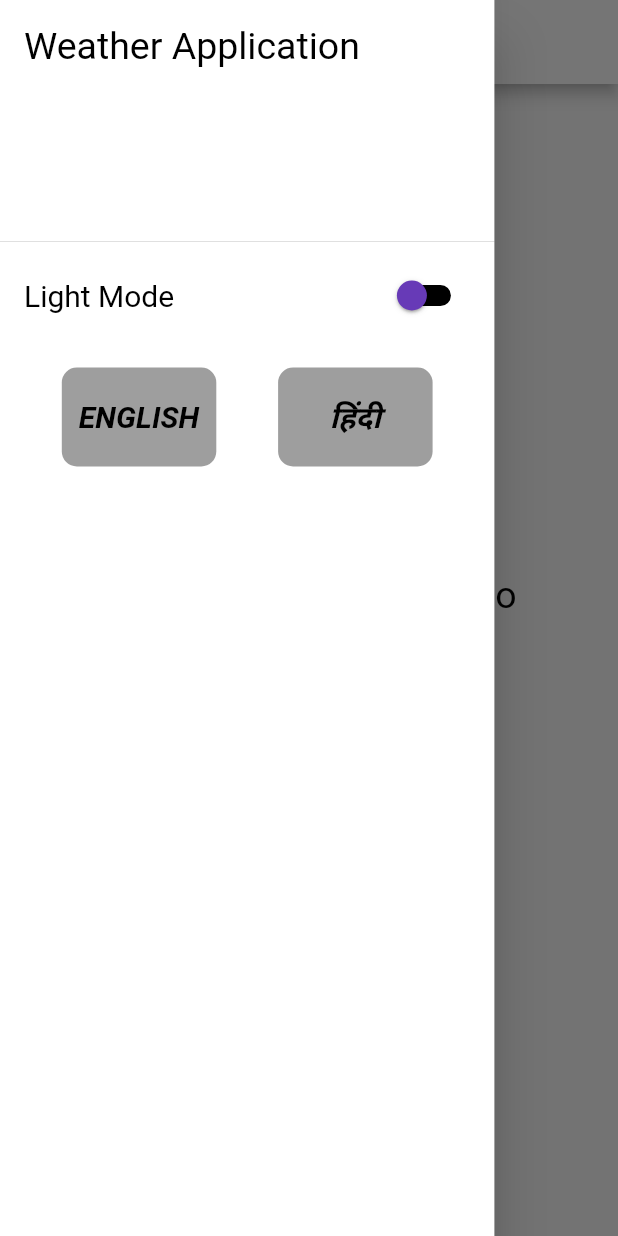
After one commit to Mohitkoley/weather_provider, a Flutter app: the screen it shows after launch, in the side drawer, after a tap on "Refresh", on a phone screen of 412 x 824 dp. The commit adds this screen. Run offline on Flutter 3.47's test engine with Material 2 defaults, Android fonts, the phone set to English and light mode, and no system bars; our stand-ins replace shared_preferences; generated files the repository leaves out were written again; network calls fail.

Commit message:
final changes

```diff
--- a/lib/model/weather_model.dart
+++ b/lib/model/weather_model.dart
@@ -71,7 +71,7 @@ class Current {
   int windDeg;
   List<Weather> weather;
   double? windGust;
-  int? pop;
+  double? pop;
 
   Current({
     required this.dt,
@@ -109,7 +109,7 @@ class Current {
         weather:
             List<Weather>.from(json["weather"].map((x) => Weather.fromJson(x))),
         windGust: json["wind_gust"]?.toDouble(),
-        pop: json["pop"],
+        pop: json["pop"]?.toDouble(),
       );
 
   Map<String, dynamic> toJson() => {
--- a/lib/routes/generated_routes.dart
+++ b/lib/routes/generated_routes.dart
@@ -1,6 +1,5 @@
 import 'package:flutter/material.dart';
 import 'package:weather_app/routes/route_names.dart';
-import 'package:weather_app/view/screens/home_screen.dart';
 import 'package:weather_app/view/screens/weather_screen.dart';
 
 class GeneratedRoutes {
--- a/lib/routes/route_names.dart
+++ b/lib/routes/route_names.dart
@@ -1,4 +1,3 @@
 class RouteNames {
-  static const String homeScreen = 'homeScreen';
   static const String weatherScreen = 'weatherScreen';
 }
--- /dev/null
+++ b/lib/shared/widgets/drawer/drawer_widget.dart
@@ -0,0 +1,90 @@
+import 'package:flutter/material.dart';
+import 'package:provider/provider.dart';
+import 'package:weather_app/utils/utils.dart';
+import 'package:weather_app/view_model/theme/theme_view_model.dart';
+import 'package:flutter_gen/gen_l10n/app_localizations.dart';
+
+class DrawerWidget extends StatelessWidget {
+  const DrawerWidget({
+    super.key,
+  });
+
+  @override
+  Widget build(BuildContext context) {
+    return Consumer<ThemeViewModel>(builder: (context, themeViewModel, _) {
+      return Drawer(
+        width: context.w * 0.8,
+        child: ListView(
+          padding: const EdgeInsets.all(0),
+          children: [
+            DrawerHeader(
+              child: Text(AppLocalizations.of(context)!.weather_application,
+                  style: context.bodyMedium),
+            ),
+            SwitchListTile.adaptive(
+              value: themeViewModel.isDark,
+              onChanged: themeViewModel.toggleTheme,
+              title: Text(
+                  themeViewModel.isDark
+                      ? AppLocalizations.of(context)!.dark_mode
+                      : AppLocalizations.of(context)!.light_mode,
+                  style: context.bodySmall),
+            ),
+            Container(
+              //color: Colors.indigo,
+              height: context.h * 0.08,
+              margin: const EdgeInsets.only(top: 20),
+              child: Row(
+                mainAxisAlignment: MainAxisAlignment.spaceEvenly,
+                children: [
+                  GestureDetector(
+                    onTap: () {
+                      themeViewModel.changeLocale(context, "en");
+                    },
+                    child: Container(
+                      width: context.w * 0.25,
+                      decoration: BoxDecoration(
+                        color: themeViewModel.isDark
+                            ? Colors.deepPurple.withOpacity(0.4)
+                            : Colors.grey,
+                        borderRadius: BorderRadius.circular(10),
+                      ),
+                      alignment: Alignment.center,
+                      child: Text(
+                        "ENGLISH",
+                        style: context.bodySmall.copyWith(
+                            fontWeight: FontWeight.bold,
+                            fontStyle: FontStyle.italic),
+                      ),
+                    ),
+                  ),
+                  GestureDetector(
+                    onTap: () {
+                      themeViewModel.changeLocale(context, "hi");
+                    },
+                    child: Container(
+                      width: context.w * 0.25,
+                      decoration: BoxDecoration(
+                        color: themeViewModel.isDark
+                            ? Colors.deepPurple.withOpacity(0.4)
+                            : Colors.grey,
+                        borderRadius: BorderRadius.circular(10),
+                      ),
+                      alignment: Alignment.center,
+                      child: Text(
+                        "हिंदी",
+                        style: context.bodySmall.copyWith(
+                            fontWeight: FontWeight.bold,
+                            fontStyle: FontStyle.italic),
+                      ),
+                    ),
+                  ),
+                ],
+              ),
+            ),
+          ],
+        ),
+      );
+    });
+  }
+}
--- a/lib/shared/widgets/error_screen.dart
+++ b/lib/shared/widgets/error_screen.dart
@@ -1,6 +1,8 @@
 import 'package:flutter/material.dart';
+import 'package:provider/provider.dart';
 import 'package:weather_app/utils/enums.dart';
 import 'package:weather_app/utils/utils.dart';
+import 'package:weather_app/view_model/weather_view_model.dart';
 
 class ErrorScreen extends StatelessWidget {
   final String errorText;
@@ -10,12 +12,30 @@ class ErrorScreen extends StatelessWidget {
   @override
   Widget build(BuildContext context) {
     return Center(
-      child: SelectableText(
-        errorText,
-        onTap: () {
-          // you can show toast to the user, like "Copied"
-          context.snowSnackBar("Copied", type: SnackBarTypeEnum.success);
-        },
+      child: Column(
+        mainAxisAlignment: MainAxisAlignment.center,
+        children: [
+          SelectableText(
+            errorText,
+            onTap: () {
+              // you can show toast to the user, like "Copied"
+              context.snowSnackBar("Copied", type: SnackBarTypeEnum.success);
+            },
+          ),
+          const SizedBox(height: 10),
+          ElevatedButton(
+            onPressed: () {
+              context.read<WeatherViewModel>().refresh(context);
+            },
+            style: ElevatedButton.styleFrom(
+              shape: RoundedRectangleBorder(
+                borderRadius: BorderRadius.circular(20),
+              ),
+              fixedSize: Size(context.w * 0.3, context.h * 0.05),
+            ),
+            child: Text("Refresh"),
+          ),
+        ],
       ),
     );
   }
--- /dev/null
+++ b/lib/utils/export.dart
@@ -0,0 +1,5 @@
+export 'package:weather_app/model/weather_model.dart';
+export 'package:weather_app/utils/utils.dart';
+export 'package:weather_app/view_model/theme/theme_view_model.dart';
+export 'package:flutter_gen/gen_l10n/app_localizations.dart';
+export 'package:weather_app/shared/app_constants.dart';
--- a/lib/utils/utils.dart
+++ b/lib/utils/utils.dart
@@ -3,10 +3,11 @@ import 'package:weather_app/utils/enums.dart';
 
 extension ContextUtil on BuildContext {
   void snowSnackBar(String message,
-      {SnackBarTypeEnum type = SnackBarTypeEnum.error}) async {
+      {SnackBarTypeEnum type = SnackBarTypeEnum.error,
+      int milliseconds = 500}) async {
     ScaffoldMessenger.of(this).showSnackBar(
       SnackBar(
-        duration: Duration(milliseconds: 500),
+        duration: Duration(milliseconds: milliseconds),
         content: Text(message),
         backgroundColor: type.color,
         behavior: SnackBarBehavior.floating,
--- a/lib/view_model/theme/theme_view_model.dart
+++ b/lib/view_model/theme/theme_view_model.dart
@@ -1,7 +1,6 @@
 import 'package:flutter/material.dart';
-import 'package:weather_app/services/shared_prefrenced/shared_prefrence_service.dart';
-import 'package:weather_app/shared/app_constants.dart';
-import 'package:flutter_gen/gen_l10n/app_localizations.dart';
+import 'package:weather_app/services/shared_preference/shared_preference_service.dart';
+import 'package:weather_app/utils/export.dart';
 
 class ThemeViewModel extends ChangeNotifier {
   bool _isDark = false;
--- a/lib/view_model/weather_view_model.dart
+++ b/lib/view_model/weather_view_model.dart
@@ -3,8 +3,10 @@ import 'package:flutter/material.dart';
 import 'package:weather_app/data/response/api_response.dart';
 import 'package:weather_app/model/weather_model.dart';
 import 'package:weather_app/repositories/weather_repository.dart';
-import 'package:weather_app/services/shared_prefrenced/shared_prefrence_service.dart';
+import 'package:weather_app/services/shared_preference/shared_preference_service.dart';
 import 'package:weather_app/shared/app_constants.dart';
+import 'package:weather_app/utils/enums.dart';
+import 'package:weather_app/utils/utils.dart';
 
 class WeatherViewModel extends ChangeNotifier {
   final WeatherRepository _repo = WeatherRepository();
@@ -35,6 +37,8 @@ class WeatherViewModel extends ChangeNotifier {
       setStatus(ApiResponse.completed(model));
     }).catchError((e) {
       setStatus(ApiResponse.error(e.toString()));
+      context.snowSnackBar(e.toString(),
+          type: SnackBarTypeEnum.error, milliseconds: 2000);
     });
   }
 
```
Also changed, not shown: lib/data/network/network_api_service.dart (+2 -5 lines), lib/main.dart (+2 -12 lines), lib/view/components/list_item_widget.dart (added, +50 -0 lines), lib/view/screens/weather_screen.dart (+8 -113 lines), lib/services/shared_preference/shared_preference_service.dart (renamed from lib/services/shared_prefrenced/shared_prefrence_service.dart), lib/view/screens/home_screen.dart (deleted), 1 other file.
